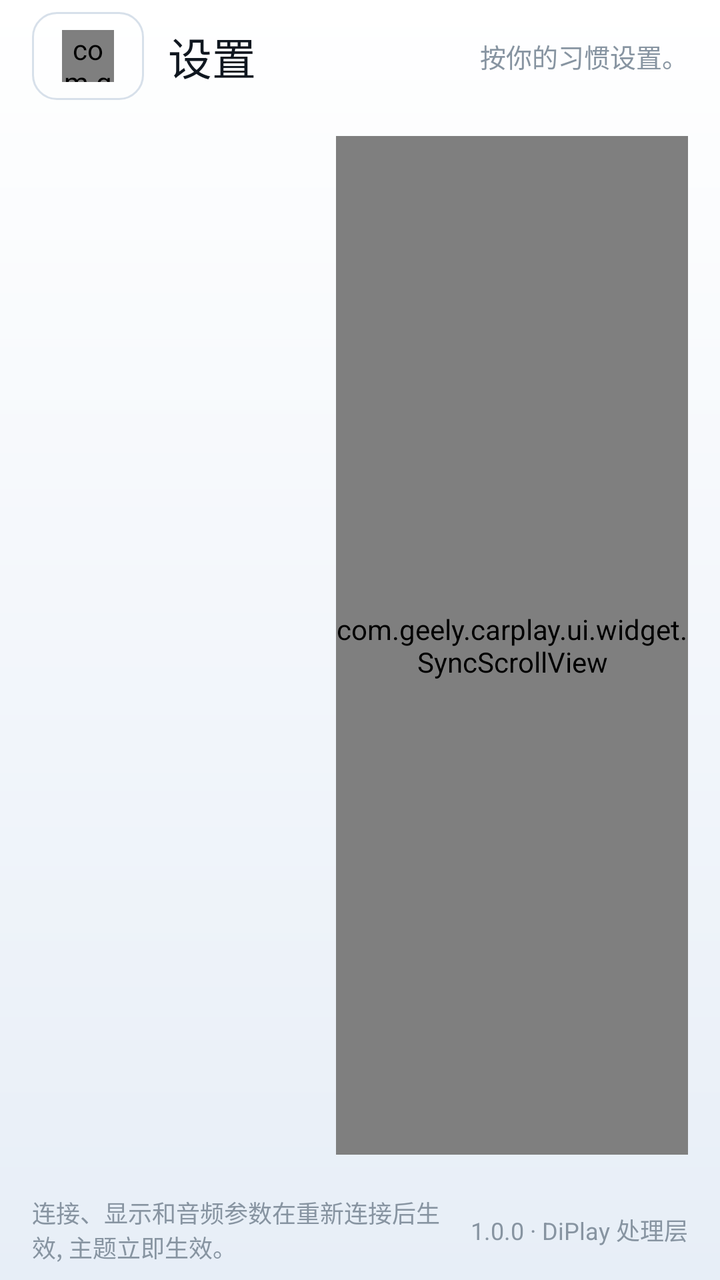
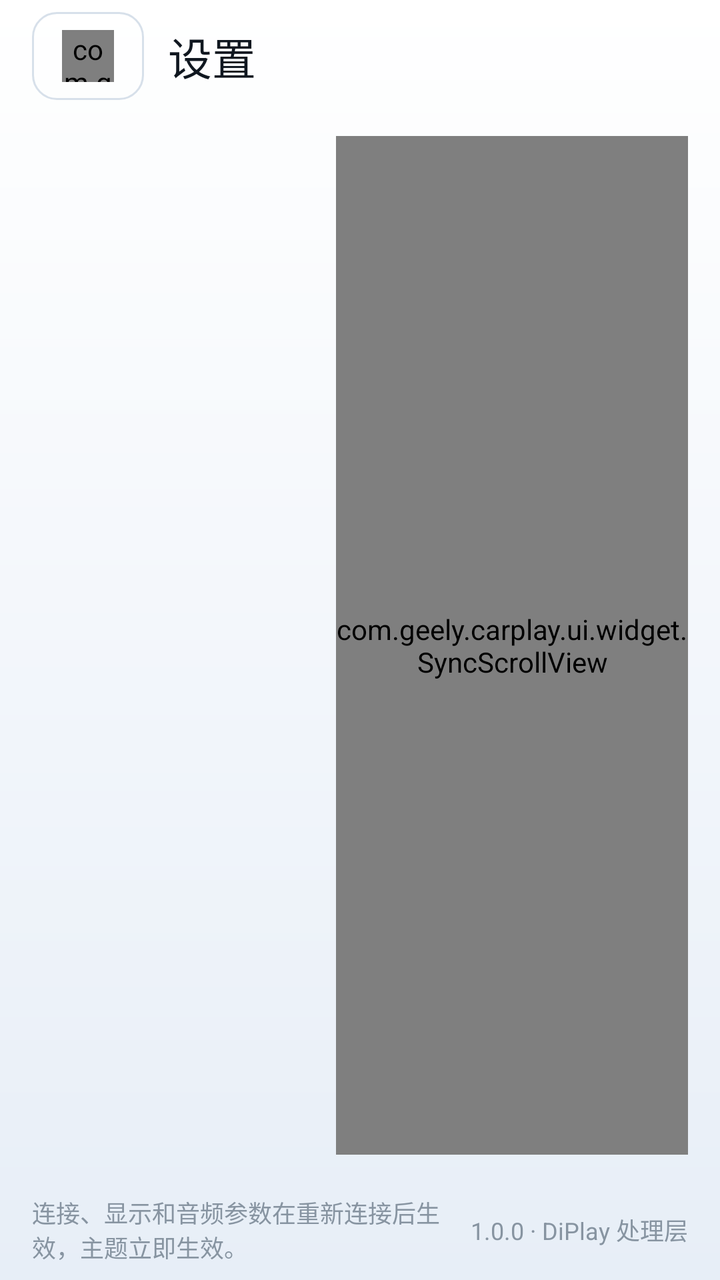

Screens rendered from an Android XML layout before and after an edit, with the pre-edit source and the edit as a unified diff.
<!-- AndroidManifest.xml: application theme AppTheme -->
<!-- res/layout/activity_settings.xml -->
<?xml version="1.0" encoding="utf-8"?>
<LinearLayout xmlns:android="http://schemas.android.com/apk/res/android"
    xmlns:app="http://schemas.android.com/apk/res-auto"
    android:layout_width="match_parent"
    android:layout_height="match_parent"
    android:background="@drawable/bg_page"
    android:orientation="vertical">

    <LinearLayout
        android:layout_width="match_parent"
        android:layout_height="wrap_content"
        android:minHeight="@dimen/topbar_height"
        android:paddingTop="@dimen/gap_xs"
        android:paddingBottom="@dimen/gap_xs"
        android:gravity="center_vertical"
        android:orientation="horizontal"
        android:paddingStart="@dimen/page_padding"
        android:paddingEnd="@dimen/page_padding">

        <FrameLayout
            android:id="@+id/settings_back"
            android:layout_width="@dimen/back_button_width"
            android:layout_height="@dimen/back_button_height"
            android:background="@drawable/btn_ghost"
            android:clickable="true"
            android:contentDescription="@string/btn_back"
            android:focusable="true">

            <com.geely.carplay.ui.widget.IconView
                android:layout_width="26dp"
                android:layout_height="26dp"
                android:layout_gravity="center"
                app:icon="arrowLeft"
                app:iconTint="@color/text_primary" />
        </FrameLayout>

        <TextView
            style="@style/Text.Title"
            android:layout_width="wrap_content"
            android:layout_height="wrap_content"
            android:layout_marginStart="@dimen/gap_md"
            android:text="@string/settings_title" />

        <Space
            android:layout_width="0dp"
            android:layout_height="0dp"
            android:layout_weight="1" />

        <TextView
            style="@style/Text.Caption"
            android:layout_width="wrap_content"
            android:layout_height="wrap_content"
            android:text="@string/settings_subtitle" />
    </LinearLayout>

    <LinearLayout
        android:layout_width="match_parent"
        android:layout_height="0dp"
        android:layout_weight="1"
        android:baselineAligned="false"
        android:orientation="horizontal"
        android:paddingStart="@dimen/page_padding"
        android:paddingTop="@dimen/gap_md"
        android:paddingEnd="@dimen/page_padding"
        android:paddingBottom="@dimen/gap_md">

        <ScrollView
            android:id="@+id/settings_sidebar_scroll"
            android:layout_width="@dimen/settings_sidebar_width"
            android:layout_height="match_parent"
            android:scrollbars="vertical">
            <LinearLayout
                android:id="@+id/settings_categories"
                android:layout_width="match_parent"
                android:layout_height="wrap_content"
                android:orientation="vertical" />
        </ScrollView>

        <com.geely.carplay.ui.widget.SyncScrollView
            android:id="@+id/settings_scroll"
            android:layout_width="0dp"
            android:layout_height="match_parent"
            android:layout_marginStart="@dimen/gap_lg"
            android:layout_weight="1"
            android:background="@drawable/bg_card"
            android:scrollbars="vertical">

            <LinearLayout
                android:id="@+id/settings_groups"
                android:layout_width="match_parent"
                android:layout_height="wrap_content"
                android:orientation="vertical"
                android:padding="@dimen/gap_md" />
        </com.geely.carplay.ui.widget.SyncScrollView>
    </LinearLayout>

    <LinearLayout
        android:layout_width="match_parent"
        android:layout_height="wrap_content"
        android:minHeight="@dimen/bottombar_height"
        android:paddingTop="@dimen/gap_sm"
        android:paddingBottom="@dimen/gap_sm"
        android:gravity="center_vertical"
        android:orientation="horizontal"
        android:paddingStart="@dimen/page_padding"
        android:paddingEnd="@dimen/page_padding">

        <TextView
            style="@style/Text.Micro"
            android:layout_width="0dp"
            android:layout_height="wrap_content"
            android:layout_weight="1"
            android:text="@string/settings_note" />

        <TextView
            style="@style/Text.Micro"
            android:layout_width="wrap_content"
            android:layout_height="wrap_content"
            android:layout_marginStart="@dimen/gap_md"
            android:text="@string/settings_version_value" />
    </LinearLayout>
</LinearLayout>
<!-- resources referenced by this layout -->
<resources>
  <color name="text_primary">#101720</color>
  <dimen name="back_button_height">44dp</dimen>
  <dimen name="back_button_width">56dp</dimen>
  <dimen name="bottombar_height">48dp</dimen>
  <dimen name="gap_lg">16dp</dimen>
  <dimen name="gap_md">12dp</dimen>
  <dimen name="gap_sm">8dp</dimen>
  <dimen name="gap_xs">4dp</dimen>
  <dimen name="page_padding">16dp</dimen>
  <dimen name="settings_sidebar_width">136dp</dimen>
  <dimen name="topbar_height">56dp</dimen>
  <!-- drawable bg_page (drawable) -->
  <?xml version="1.0" encoding="utf-8"?>
  <shape xmlns:android="http://schemas.android.com/apk/res/android" android:shape="rectangle">
      <gradient
          android:angle="270"
          android:startColor="@color/bg_gradient_top"
          android:endColor="@color/bg_gradient_bottom" />
  </shape>
  <!-- drawable btn_ghost (drawable) -->
  <?xml version="1.0" encoding="utf-8"?>
  <selector xmlns:android="http://schemas.android.com/apk/res/android">
      <item android:state_pressed="true" android:drawable="@drawable/bg_button_ghost_pressed" />
      <item android:drawable="@drawable/bg_button_ghost" />
  </selector>
  <string name="btn_back">返回</string>
  <string name="settings_note">连接、显示和音频参数在重新连接后生效, 主题立即生效。</string>
  <string name="settings_subtitle">按你的习惯设置。</string>
  <string name="settings_title">设置</string>
  <string name="settings_version_value">1.0.0 · DiPlay 处理层</string>
  <style name="Text.Caption" parent="">
          <item name="android:textColor">@color/text_tertiary</item>
          <item name="android:textSize">@dimen/text_caption</item>
          <item name="android:includeFontPadding">false</item>
      </style>
  <style name="Text.Micro" parent="">
          <item name="android:textColor">@color/text_tertiary</item>
          <item name="android:textSize">@dimen/text_micro</item>
          <item name="android:includeFontPadding">false</item>
      </style>
  <style name="Text.Title" parent="">
          <item name="android:textColor">@color/text_primary</item>
          <item name="android:textSize">@dimen/text_title</item>
          <item name="android:fontFamily">sans-serif</item>
          <item name="android:includeFontPadding">false</item>
      </style>
  <color name="surface">#FFFFFF</color>
  <dimen name="radius_card">16dp</dimen>
  <color name="stroke">#D7E0EA</color>
  <color name="bg_gradient_top">#FFFFFF</color>
  <color name="bg_gradient_bottom">#E7EEF7</color>
  <color name="text_tertiary">#8794A1</color>
  <dimen name="text_caption">13sp</dimen>
  <dimen name="text_micro">12sp</dimen>
  <dimen name="text_title">22sp</dimen>
  <!-- drawable splash_window (drawable) -->
  <?xml version="1.0" encoding="utf-8"?>
  <layer-list xmlns:android="http://schemas.android.com/apk/res/android">
      <item android:drawable="@drawable/bg_page" />
      <item android:drawable="@drawable/splash_mark_centered" />
  </layer-list>
  <color name="text_secondary">#55636F</color>
  <color name="surface_high">#F1F5FA</color>
  <dimen name="radius_button">12dp</dimen>
  <!-- drawable splash_mark_centered (drawable) -->
  <?xml version="1.0" encoding="utf-8"?>
  <bitmap xmlns:android="http://schemas.android.com/apk/res/android"
      android:src="@drawable/splash_logo_window"
      android:gravity="center" />
  <!-- unchanged entries left out for length: 5 -->
</resources>

<!-- the commit's change to res/layout/activity_settings.xml (unified diff, before → after) -->
@@ -40,17 +40,6 @@
             android:layout_height="wrap_content"
             android:layout_marginStart="@dimen/gap_md"
             android:text="@string/settings_title" />
-
-        <Space
-            android:layout_width="0dp"
-            android:layout_height="0dp"
-            android:layout_weight="1" />
-
-        <TextView
-            style="@style/Text.Caption"
-            android:layout_width="wrap_content"
-            android:layout_height="wrap_content"
-            android:text="@string/settings_subtitle" />
     </LinearLayout>
 
     <LinearLayout
@@ -90,7 +79,10 @@
                 android:layout_width="match_parent"
                 android:layout_height="wrap_content"
                 android:orientation="vertical"
-                android:padding="@dimen/gap_md" />
+                android:paddingStart="@dimen/gap_md"
+                android:paddingTop="@dimen/gap_md"
+                android:paddingEnd="@dimen/gap_md"
+                android:paddingBottom="@dimen/gap_lg" />
         </com.geely.carplay.ui.widget.SyncScrollView>
     </LinearLayout>
 
<!-- resource entries referenced after the edit -->
@@ -22,19 +22,15 @@
   <!-- drawable btn_ghost (drawable) -->
   <?xml version="1.0" encoding="utf-8"?>
   <selector xmlns:android="http://schemas.android.com/apk/res/android">
+      <item android:state_enabled="false" android:drawable="@drawable/bg_button_ghost_disabled" />
       <item android:state_pressed="true" android:drawable="@drawable/bg_button_ghost_pressed" />
+      <item android:state_focused="true" android:drawable="@drawable/bg_button_ghost_focused" />
       <item android:drawable="@drawable/bg_button_ghost" />
   </selector>
   <string name="btn_back">返回</string>
-  <string name="settings_note">连接、显示和音频参数在重新连接后生效, 主题立即生效。</string>
-  <string name="settings_subtitle">按你的习惯设置。</string>
+  <string name="settings_note">连接、显示和音频参数在重新连接后生效，主题立即生效。</string>
   <string name="settings_title">设置</string>
   <string name="settings_version_value">1.0.0 · DiPlay 处理层</string>
-  <style name="Text.Caption" parent="">
-          <item name="android:textColor">@color/text_tertiary</item>
-          <item name="android:textSize">@dimen/text_caption</item>
-          <item name="android:includeFontPadding">false</item>
-      </style>
   <style name="Text.Micro" parent="">
           <item name="android:textColor">@color/text_tertiary</item>
           <item name="android:textSize">@dimen/text_micro</item>
@@ -51,8 +47,21 @@
   <color name="stroke">#D7E0EA</color>
   <color name="bg_gradient_top">#FFFFFF</color>
   <color name="bg_gradient_bottom">#E7EEF7</color>
+  <!-- drawable bg_button_ghost_disabled (drawable) -->
+  <?xml version="1.0" encoding="utf-8"?>
+  <shape xmlns:android="http://schemas.android.com/apk/res/android" android:shape="rectangle">
+      <solid android:color="#00000000" />
+      <corners android:radius="@dimen/radius_button" />
+      <stroke android:width="1dp" android:color="@color/stroke_disabled" />
+  </shape>
+  <!-- drawable bg_button_ghost_focused (drawable) -->
+  <?xml version="1.0" encoding="utf-8"?>
+  <shape xmlns:android="http://schemas.android.com/apk/res/android" android:shape="rectangle">
+      <solid android:color="#00000000" />
+      <corners android:radius="@dimen/radius_button" />
+      <stroke android:width="2dp" android:color="@color/brand" />
+  </shape>
   <color name="text_tertiary">#8794A1</color>
-  <dimen name="text_caption">13sp</dimen>
   <dimen name="text_micro">12sp</dimen>
   <dimen name="text_title">22sp</dimen>
   <!-- drawable splash_window (drawable) -->
@@ -63,7 +72,9 @@
   </layer-list>
   <color name="text_secondary">#55636F</color>
   <color name="surface_high">#F1F5FA</color>
+  <color name="brand">#0B4FD1</color>
   <dimen name="radius_button">12dp</dimen>
+  <color name="stroke_disabled">#E8EDF3</color>
   <!-- drawable splash_mark_centered (drawable) -->
   <?xml version="1.0" encoding="utf-8"?>
   <bitmap xmlns:android="http://schemas.android.com/apk/res/android"
